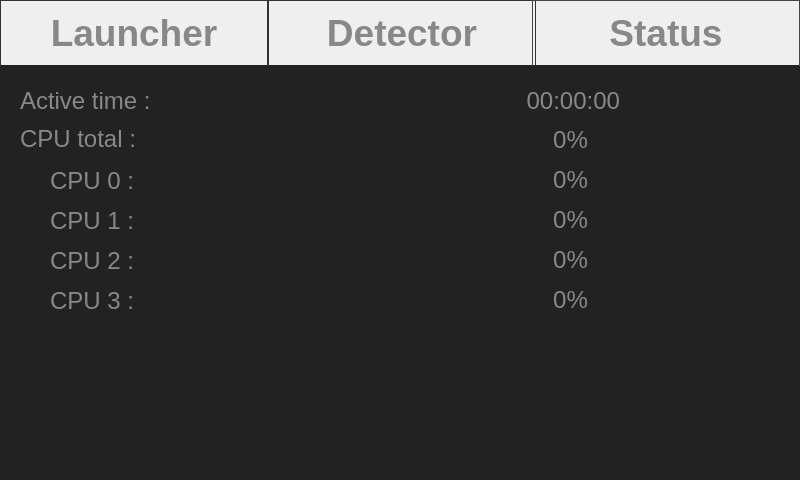
Old version of the form mainwindow.ui in the repository AlexVerschoot/MachineVisionGui.
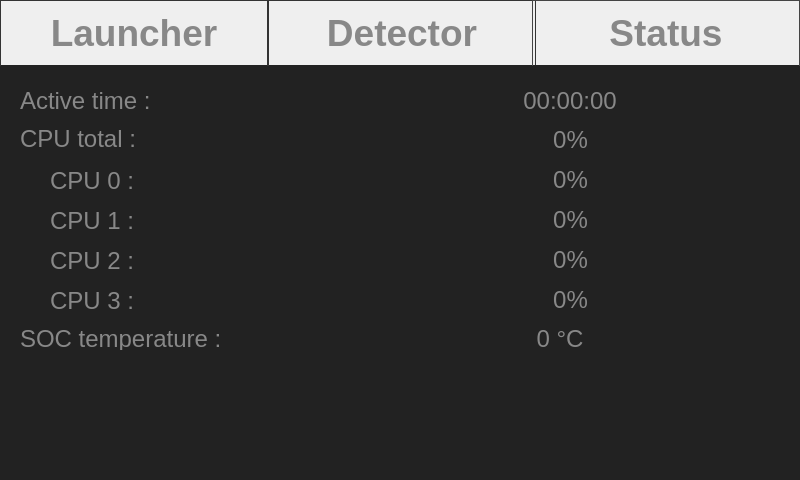
New version of the form. Icons and pictures are not drawn.

Commit message: Added temperature monituring to the status tab

```diff
--- a/mainwindow.ui
+++ b/mainwindow.ui
@@ -328,7 +328,7 @@
        <rect>
         <x>420</x>
         <y>20</y>
-        <width>200</width>
+        <width>300</width>
         <height>25</height>
        </rect>
       </property>
@@ -344,7 +344,7 @@
        <string>00:00:00</string>
       </property>
       <property name="alignment">
-       <set>Qt::AlignRight|Qt::AlignTrailing|Qt::AlignVCenter</set>
+       <set>Qt::AlignCenter</set>
       </property>
      </widget>
      <widget class="QLabel" name="label_cpuTotalLabel">
@@ -612,6 +612,54 @@
        <set>Qt::AlignCenter</set>
       </property>
      </widget>
+     <widget class="QLabel" name="label_temperatureLabel">
+      <property name="geometry">
+       <rect>
+        <x>20</x>
+        <y>260</y>
+        <width>250</width>
+        <height>22</height>
+       </rect>
+      </property>
+      <property name="font">
+       <font>
+        <pointsize>18</pointsize>
+       </font>
+      </property>
+      <property name="styleSheet">
+       <string notr="true">Color : #888;</string>
+      </property>
+      <property name="text">
+       <string>SOC temperature : </string>
+      </property>
+      <property name="alignment">
+       <set>Qt::AlignLeading|Qt::AlignLeft|Qt::AlignVCenter</set>
+      </property>
+     </widget>
+     <widget class="QLabel" name="label_temperature">
+      <property name="geometry">
+       <rect>
+        <x>410</x>
+        <y>260</y>
+        <width>300</width>
+        <height>22</height>
+       </rect>
+      </property>
+      <property name="font">
+       <font>
+        <pointsize>18</pointsize>
+       </font>
+      </property>
+      <property name="styleSheet">
+       <string notr="true">Color : #888;</string>
+      </property>
+      <property name="text">
+       <string>0 °C</string>
+      </property>
+      <property name="alignment">
+       <set>Qt::AlignCenter</set>
+      </property>
+     </widget>
     </widget>
    </widget>
   </widget>
```
The commit also changes 1 other file.
